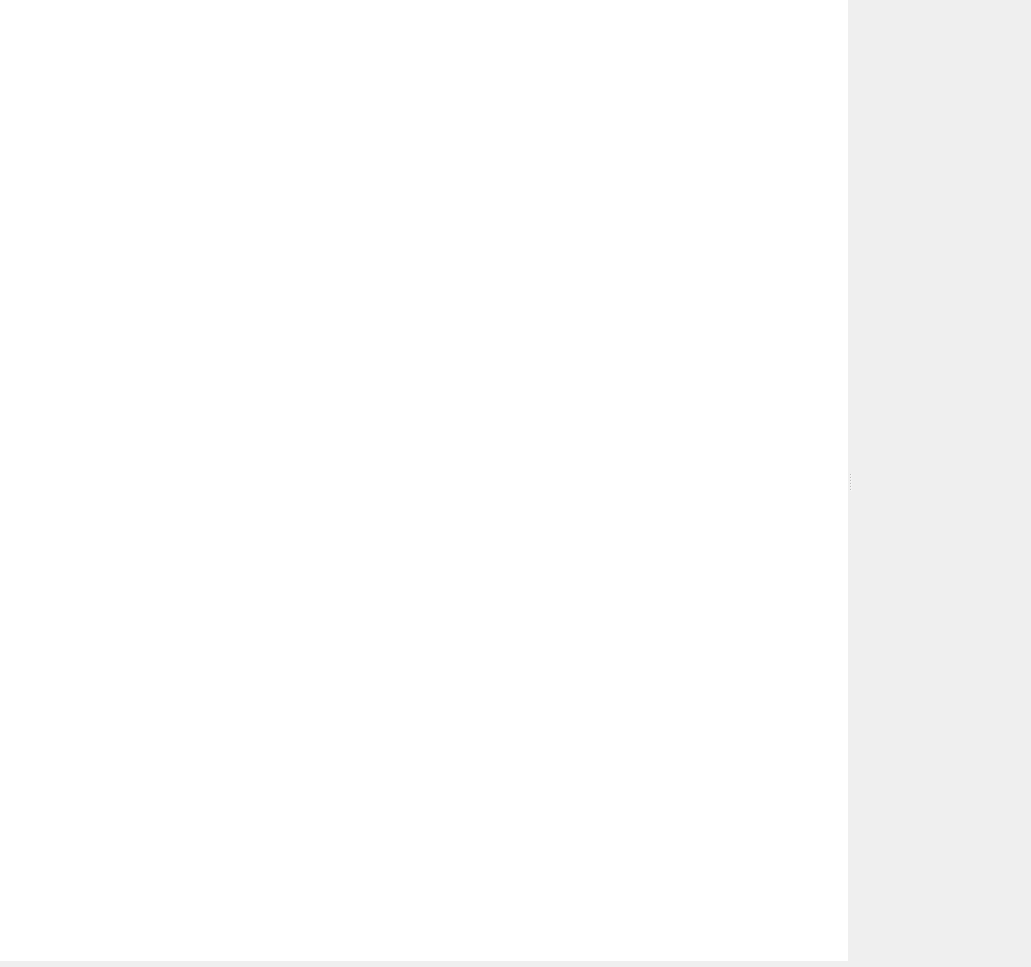
The window that Include/iqtfpf/CHotfolderGuiComp.ui (naskin-gmg/AcfSln) describes before a commit, drawn with Qt 5.
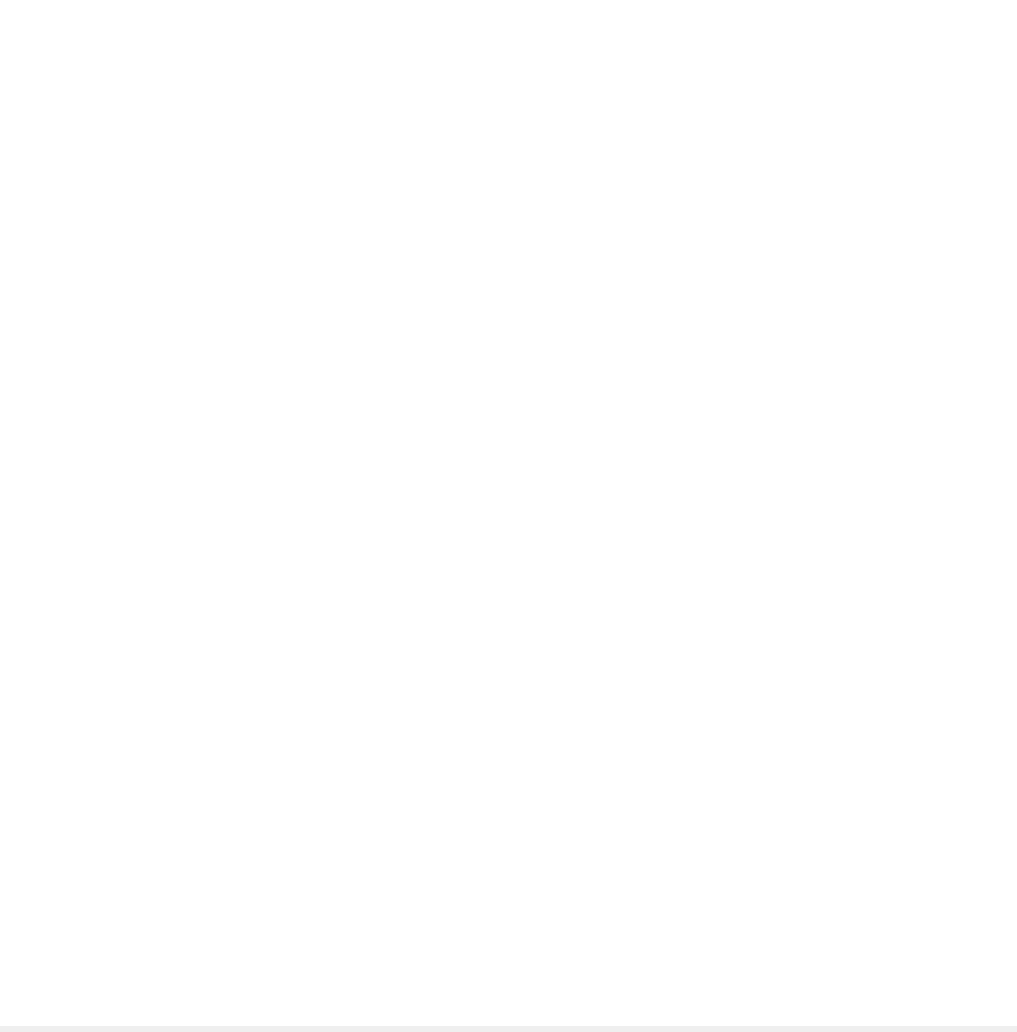
The same window after the commit.

Patch:
```diff
--- a/Include/iqtfpf/CHotfolderGuiComp.ui
+++ b/Include/iqtfpf/CHotfolderGuiComp.ui
@@ -6,8 +6,8 @@
    <rect>
     <x>0</x>
     <y>0</y>
-    <width>1031</width>
-    <height>967</height>
+    <width>1017</width>
+    <height>1032</height>
    </rect>
   </property>
   <property name="sizePolicy">
@@ -27,16 +27,6 @@
     <number>0</number>
    </property>
    <item>
-    <widget class="QSplitter" name="splitter">
-     <property name="sizePolicy">
-      <sizepolicy hsizetype="Expanding" vsizetype="Expanding">
-       <horstretch>0</horstretch>
-       <verstretch>0</verstretch>
-      </sizepolicy>
-     </property>
-     <property name="orientation">
-      <enum>Qt::Horizontal</enum>
-     </property>
      <widget class="QTreeWidget" name="FileList">
       <property name="sizePolicy">
        <sizepolicy hsizetype="Preferred" vsizetype="Expanding">
@@ -58,9 +48,12 @@
      border-right-color: transparent;
  }
 
+/*
 QTreeView::branch {
-         background: palette(base);
+         background-color: palette(base);
  }
+*/
+
  QTreeView::item:hover {
      background: qlineargradient(x1: 0, y1: 0, x2: 0, y2: 1, stop: 0 #e7effd, stop: 1 #cbdaf1);
  }
@@ -83,7 +76,7 @@
        <bool>true</bool>
       </property>
       <property name="indentation">
-       <number>0</number>
+      <number>20</number>
       </property>
       <property name="rootIsDecorated">
        <bool>false</bool>
@@ -96,25 +89,9 @@
       </attribute>
       <column>
        <property name="text">
-        <string>Item</string>
-       </property>
-      </column>
-     </widget>
-     <widget class="QFrame" name="ItemFrame">
-      <property name="sizePolicy">
-       <sizepolicy hsizetype="Preferred" vsizetype="Preferred">
-        <horstretch>3</horstretch>
-        <verstretch>0</verstretch>
-       </sizepolicy>
-      </property>
-      <property name="frameShape">
-       <enum>QFrame::NoFrame</enum>
-      </property>
-      <property name="frameShadow">
-       <enum>QFrame::Raised</enum>
-      </property>
-      <layout class="QVBoxLayout" name="verticalLayout_2"/>
-     </widget>
+       <string>File</string>
+      </property>
+     </column>
     </widget>
    </item>
    <item>
```
Left out of the diff: 6 changed lines with no effect on the pictures. Lines whose indentation alone changed are shown as unchanged.
